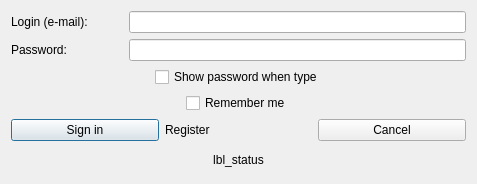
subutai-io/control-center, file hub/forms/DlgLogin.ui: the form before one commit.
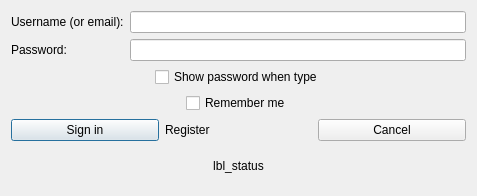
The form after the commit. Icons and pictures are not drawn.

Commit message: Login with username. changed UI

The edit to the form file:
```diff
--- a/hub/forms/DlgLogin.ui
+++ b/hub/forms/DlgLogin.ui
@@ -7,7 +7,7 @@
     <x>0</x>
     <y>0</y>
     <width>477</width>
-    <height>184</height>
+    <height>196</height>
    </rect>
   </property>
   <property name="windowTitle">
@@ -25,7 +25,7 @@
        <item row="0" column="0">
         <widget class="QLabel" name="lbl_login">
          <property name="text">
-          <string>Login (e-mail):</string>
+          <string>Username (or email):</string>
          </property>
         </widget>
        </item>
```
Left out of the diff: 2 changed lines with no effect on the pictures.
